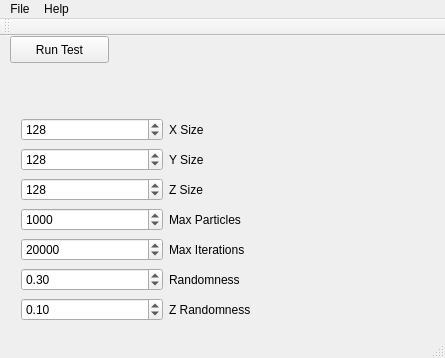
The window that mainwindow.ui (rbaravalle/porous_generation) describes before a commit, drawn with Qt 5.
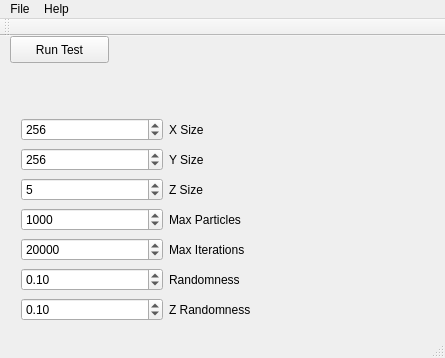
The same window after the commit.

Commit message: Using values from interface in generation

The edit to the form file:
```diff
--- a/mainwindow.ui
+++ b/mainwindow.ui
@@ -67,7 +67,7 @@
         <number>512</number>
        </property>
        <property name="value">
-        <number>128</number>
+        <number>256</number>
        </property>
       </widget>
      </item>
@@ -101,7 +101,7 @@
         <double>5.000000000000000</double>
        </property>
        <property name="value">
-        <double>0.300000000000000</double>
+        <double>0.100000000000000</double>
        </property>
       </widget>
      </item>
@@ -163,7 +163,7 @@
         <number>512</number>
        </property>
        <property name="value">
-        <number>128</number>
+        <number>256</number>
        </property>
       </widget>
      </item>
@@ -176,7 +176,7 @@
         <number>512</number>
        </property>
        <property name="value">
-        <number>128</number>
+        <number>5</number>
        </property>
       </widget>
      </item>
```
Left out of the diff: 2 changed lines with no effect on the pictures. The commit also changes 1 other file.
